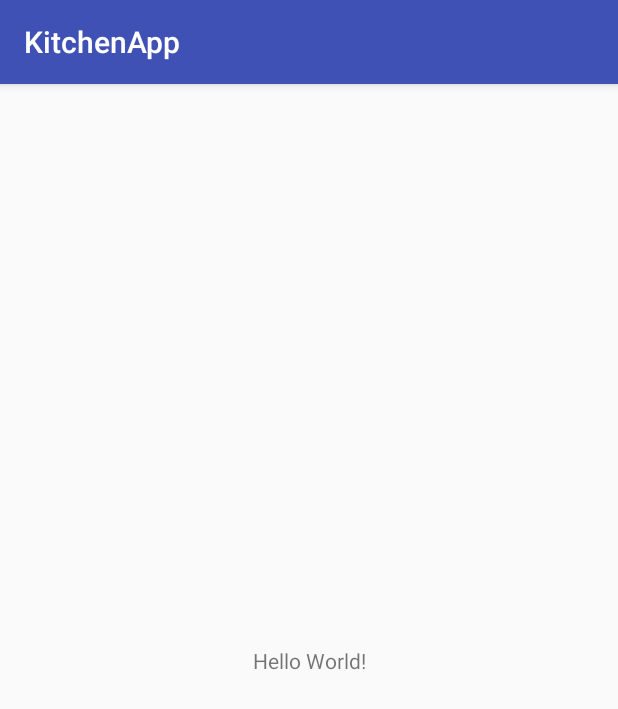
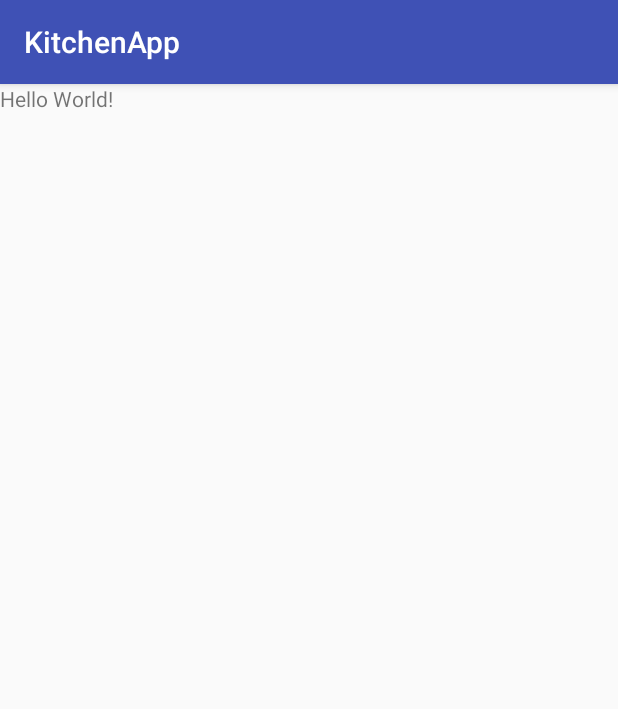
Before and after one commit to RakshitSathvara/KitchenApp, an Android app: the screen it shows after launch (ActivityInitial), on a phone screen of 412 x 824 dp. Shown: the top 709 px of the screen. Run offline under Robolectric (Android 15) with nearby library versions, the phone set to English and light mode, and no system bars.

Commit message:
removed constraint layout, added compile for (jackson,picaso,firebase)

```diff
--- a/app/src/main/res/layout/activity_initial.xml
+++ b/app/src/main/res/layout/activity_initial.xml
@@ -1,5 +1,5 @@
 <?xml version="1.0" encoding="utf-8"?>
-<android.support.constraint.ConstraintLayout
+<RelativeLayout
     xmlns:android="http://schemas.android.com/apk/res/android"
     xmlns:tools="http://schemas.android.com/tools"
     xmlns:app="http://schemas.android.com/apk/res-auto"
@@ -11,10 +11,6 @@
     <TextView
         android:layout_width="wrap_content"
         android:layout_height="wrap_content"
-        android:text="Hello World!"
-        app:layout_constraintBottom_toBottomOf="@+id/activity_initial"
-        app:layout_constraintLeft_toLeftOf="@+id/activity_initial"
-        app:layout_constraintRight_toRightOf="@+id/activity_initial"
-        app:layout_constraintTop_toTopOf="@+id/activity_initial" />
+        android:text="Hello World!" />
 
-</android.support.constraint.ConstraintLayout>
+</RelativeLayout>
```
Also changed, not shown: app/build.gradle (+8 -1 lines).
